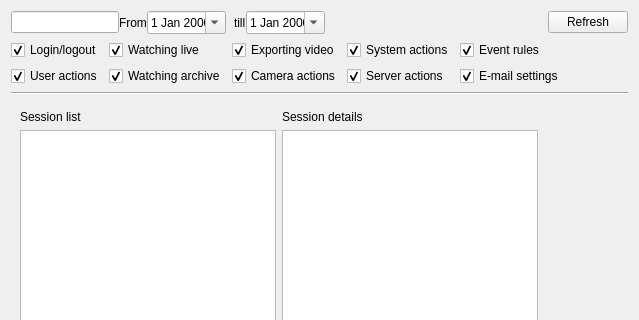
Before: the Qt Designer form client/src/ui/dialogs/audit_log_dialog.ui in networkoptix/nx_open, drawn with Qt 5; both pictures show x 0 to 639 and y 0 to 320 of the 639 by 719 pixel window.
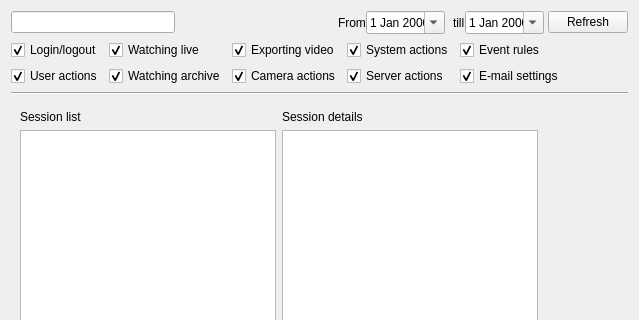
After: the same form once the commit is applied. Custom widgets are drawn as their Qt base class.

```diff
--- a/client/src/ui/dialogs/audit_log_dialog.ui
+++ b/client/src/ui/dialogs/audit_log_dialog.ui
@@ -24,7 +24,7 @@
        <property name="horizontalSpacing">
         <number>0</number>
        </property>
-       <item row="0" column="2">
+       <item row="0" column="3">
         <widget class="QDateEdit" name="dateEditFrom">
          <property name="frame">
           <bool>true</bool>
@@ -37,7 +37,7 @@
          </property>
         </widget>
        </item>
-       <item row="0" column="5">
+       <item row="0" column="6">
         <widget class="QDateEdit" name="dateEditTo">
          <property name="wrapping">
           <bool>false</bool>
@@ -50,21 +50,21 @@
          </property>
         </widget>
        </item>
-       <item row="0" column="1">
+       <item row="0" column="2">
         <widget class="QLabel" name="label_3">
          <property name="text">
           <string>From</string>
          </property>
         </widget>
        </item>
-       <item row="0" column="4">
+       <item row="0" column="5">
         <widget class="QLabel" name="label_4">
          <property name="text">
           <string>till</string>
          </property>
         </widget>
        </item>
-       <item row="0" column="3">
+       <item row="0" column="4">
         <spacer name="horizontalSpacer_4">
          <property name="orientation">
           <enum>Qt::Horizontal</enum>
@@ -83,6 +83,19 @@
        <item row="0" column="0">
         <widget class="QLineEdit" name="filterLineEdit"/>
        </item>
+       <item row="0" column="1">
+        <spacer name="horizontalSpacer">
+         <property name="orientation">
+          <enum>Qt::Horizontal</enum>
+         </property>
+         <property name="sizeHint" stdset="0">
+          <size>
+           <width>40</width>
+           <height>20</height>
+          </size>
+         </property>
+        </spacer>
+       </item>
       </layout>
      </item>
      <item row="0" column="3">
@@ -101,19 +114,6 @@
        </property>
       </widget>
      </item>
-     <item row="0" column="2">
-      <spacer name="horizontalSpacer">
-       <property name="orientation">
-        <enum>Qt::Horizontal</enum>
-       </property>
-       <property name="sizeHint" stdset="0">
-        <size>
-         <width>40</width>
-         <height>20</height>
-        </size>
-       </property>
-      </spacer>
-     </item>
     </layout>
    </item>
    <item>
```
Left out of the diff: 2 changed lines with no effect on the pictures.
